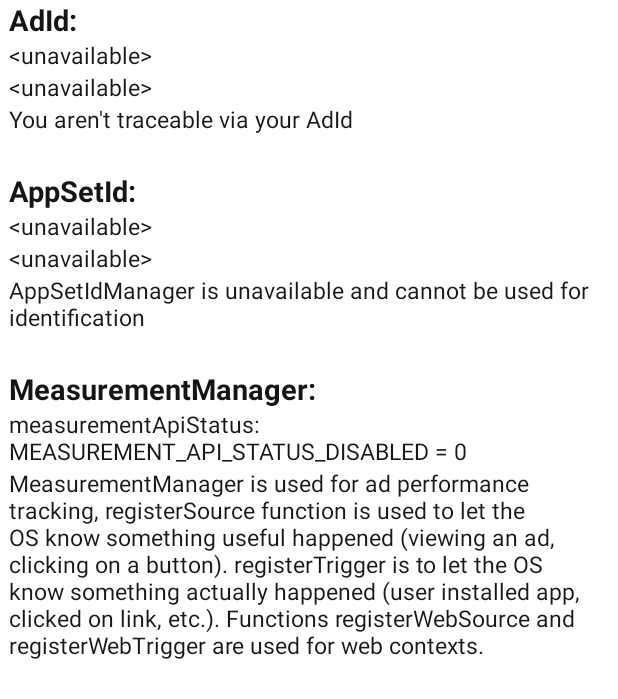
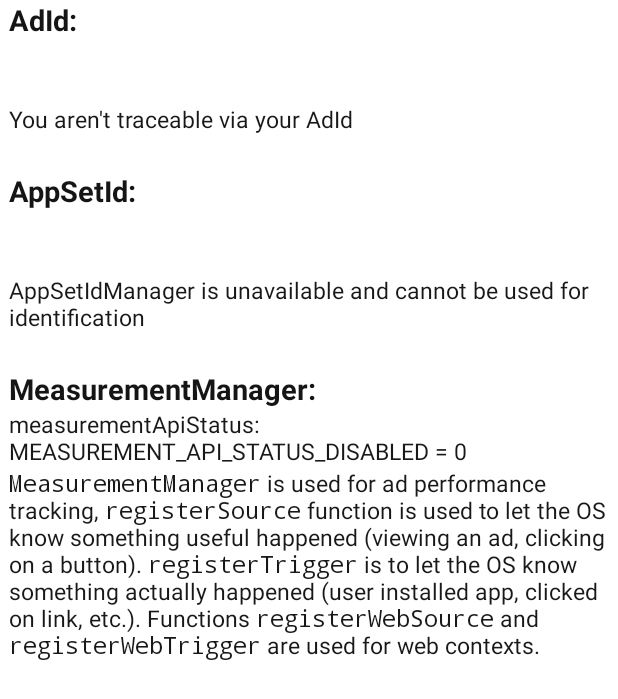
Before and after one commit to Jundertag/AdManager, an Android app: the screen it shows after launch (MainActivity), on a phone screen of 412 x 824 dp. Shown: the top 699 px of the screen. Run offline under Robolectric (Android 15) with nearby library versions, the phone set to English and light mode, and no system bars; libraries missing offline, so code that uses them is left out: io.noties.markwon; 1 statement that could not run was skipped.

Commit message:
adding html support to app code and changing string resources to add html format tags.

```diff
--- a/app/src/main/java/com/jayden/ad_manager/app/ui/MainActivity.kt
+++ b/app/src/main/java/com/jayden/ad_manager/app/ui/MainActivity.kt
@@ -4,11 +4,13 @@ import android.adservices.appsetid.AppSetId
 import android.annotation.SuppressLint
 import android.content.res.Configuration
 import android.os.Bundle
+import android.text.Html.fromHtml
 import android.util.Log
 import android.view.View
 import android.view.ViewGroup
 import androidx.activity.viewModels
 import androidx.appcompat.app.AppCompatActivity
+import androidx.core.text.HtmlCompat
 import androidx.lifecycle.Lifecycle
 import androidx.lifecycle.lifecycleScope
 import androidx.lifecycle.repeatOnLifecycle
@@ -16,6 +18,7 @@ import com.jayden.ad_manager.R
 import com.jayden.ad_manager.app.MainApplication
 import com.jayden.ad_manager.app.viewmodel.MainViewModel
 import com.jayden.ad_manager.databinding.ActivityMainBinding
+import io.noties.markwon.Markwon
 import kotlinx.coroutines.launch
 
 class MainActivity : AppCompatActivity() {
@@ -30,6 +33,7 @@ class MainActivity : AppCompatActivity() {
     override fun onCreate(savedInstanceState: Bundle?) {
         Log.i(TAG, "onCreate()")
         super.onCreate(savedInstanceState)
+        //val markwon = Markwon.create(applicationContext)
         _binding = ActivityMainBinding.inflate(layoutInflater)
         setContentView(binding.root)
 
@@ -38,15 +42,16 @@ class MainActivity : AppCompatActivity() {
                 viewModel.refreshAdId()
                 viewModel.adId.collect { adId ->
                     if (adId == null) {
-                        binding.adValue.text = resources.getString(R.string.ad_id_unavailable)
-                        binding.adLimitedTrackingValue.text = resources.getString(R.string.ad_id_unavailable)
+                        //binding.adValue.text = resources.getString(R.string.ad_id_unavailable)
+                        binding.adValue.text = HtmlCompat.fromHtml(resources.getString(R.string.ad_id_unavailable), HtmlCompat.FROM_HTML_MODE_LEGACY)
+                        binding.adLimitedTrackingValue.text = HtmlCompat.fromHtml(resources.getString(R.string.ad_id_unavailable), HtmlCompat.FROM_HTML_MODE_LEGACY)
                     } else {
                         binding.adValue.text = "adId: ${adId.adId}"
                         binding.adLimitedTrackingValue.text = "isLimitedAdTrackingEnabled: ${adId.isLimitAdTrackingEnabled}"
                         binding.adDescription.text = if (adId.isLimitAdTrackingEnabled) {
-                            resources.getString(R.string.ad_id_limited_true)
+                            HtmlCompat.fromHtml(resources.getString(R.string.ad_id_limited_true), HtmlCompat.FROM_HTML_MODE_LEGACY)
                         } else {
-                            resources.getString(R.string.ad_id_limited_false)
+                            HtmlCompat.fromHtml(resources.getString(R.string.ad_id_limited_false), HtmlCompat.FROM_HTML_MODE_LEGACY)
                         }
                     }
                 }
@@ -58,9 +63,9 @@ class MainActivity : AppCompatActivity() {
                 viewModel.refreshAppId()
                 viewModel.appSetId.collect { appSetId ->
                     if (appSetId == null) {
-                        binding.appSetIdValue.text = resources.getString(R.string.app_set_id_unavailable)
-                        binding.appSetIdScope.text = resources.getString(R.string.app_set_id_unavailable)
-                        binding.appSetIdDescription.text = resources.getString(R.string.app_set_id_unusable)
+                        binding.appSetIdValue.text = HtmlCompat.fromHtml(resources.getString(R.string.app_set_id_unavailable), HtmlCompat.FROM_HTML_MODE_LEGACY)
+                        binding.appSetIdScope.text = HtmlCompat.fromHtml(resources.getString(R.string.app_set_id_unavailable), HtmlCompat.FROM_HTML_MODE_LEGACY)
+                        binding.appSetIdDescription.text = HtmlCompat.fromHtml(resources.getString(R.string.app_set_id_unusable), HtmlCompat.FROM_HTML_MODE_LEGACY)
                     } else {
                         binding.appSetIdValue.text = "id: ${appSetId.id}"
                         binding.appSetIdScope.text = if (appSetId.scope == AppSetId.SCOPE_APP) {
@@ -71,9 +76,9 @@ class MainActivity : AppCompatActivity() {
                             "<number-range-exceeded> scope = ${appSetId.scope}"
                         }
                         binding.appSetIdDescription.text = if (appSetId.scope == AppSetId.SCOPE_APP) {
-                            resources.getString(R.string.app_set_id_scope_app)
+                            HtmlCompat.fromHtml(resources.getString(R.string.app_set_id_scope_app), HtmlCompat.FROM_HTML_MODE_LEGACY)
                         } else if (appSetId.scope == AppSetId.SCOPE_DEVELOPER) {
-                            resources.getString(R.string.app_set_id_scope_dev)
+                            HtmlCompat.fromHtml(resources.getString(R.string.app_set_id_scope_dev), HtmlCompat.FROM_HTML_MODE_LEGACY)
                         } else {
                             "<number-range-exceeded>"
                         }
--- a/app/src/main/res/values/strings.xml
+++ b/app/src/main/res/values/strings.xml
@@ -4,10 +4,10 @@
     <string name="ad_id_limited_true">You aren\'t traceable via your AdId</string>
     <string name="ad_id_limited_false">You are traceable via your AdId</string>
     <string name="app_set_id_title">AppSetID:</string>
-    <string name="app_set_id_scope_dev">SCOPE_DEVELOPER means appSetId is scoped to the developer of the app and cannot identify a single user.</string>
-    <string name="app_set_id_scope_app">SCOPE_APP means appSetId is scoped to the app and can identify a single user.</string>
+    <string name="app_set_id_scope_dev"><tt>SCOPE_DEVELOPER</tt> means <tt>appSetId</tt> is scoped to the developer of the app and cannot identify a single user.</string>
+    <string name="app_set_id_scope_app"><tt>SCOPE_APP</tt> means <tt>appSetId</tt> is scoped to the app and can identify a single user.</string>
     <string name="app_set_id_unavailable">&lt;unavailable&gt;</string>
-    <string name="app_set_id_unusable">AppSetIdManager is unavailable and cannot be used for identification</string>
-    <string name="ad_id_unavailable"><![CDATA[<unavailable>]]></string>
-    <string name="measurement_api_description">"MeasurementManager is used for ad performance tracking, registerSource function is used to let the OS know something useful happened (viewing an ad, clicking on a button). registerTrigger is to let the OS know something actually happened (user installed app, clicked on link, etc.). Functions registerWebSource and registerWebTrigger are used for web contexts."</string>
+    <string name="app_set_id_unusable"><tt>AppSetIdManager</tt> is unavailable and cannot be used for identification</string>
+    <string name="ad_id_unavailable">&lt;unavailable&gt;</string>
+    <string name="measurement_api_description"><tt>MeasurementManager</tt> is used for ad performance tracking, <tt>registerSource</tt> function is used to let the OS know something useful happened (viewing an ad, clicking on a button). <tt>registerTrigger</tt> is to let the OS know something actually happened (user installed app, clicked on link, etc.). Functions <tt>registerWebSource</tt> and <tt>registerWebTrigger</tt> are used for web contexts.</string>
 </resources>
```
